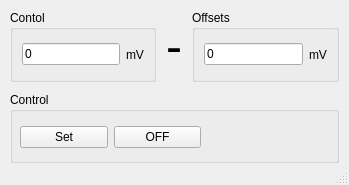
Old version of the form ui/main_ui.ui in the repository Mcublog/B3603ControlQt.
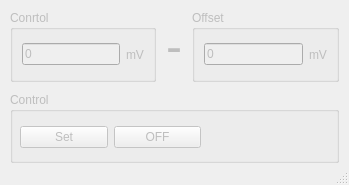
New version of the form. Icons and pictures are not drawn.

Commit message: Connection menu added; Connection port get from menuBar ControlB3603 __init__ method modified; UI misprint fixed;

```diff
--- a/ui/main_ui.ui
+++ b/ui/main_ui.ui
@@ -18,6 +18,9 @@
     <normaloff>:/img/flash.png</normaloff>:/img/flash.png</iconset>
   </property>
   <widget class="QWidget" name="centralwidget">
+   <property name="enabled">
+    <bool>false</bool>
+   </property>
    <layout class="QVBoxLayout" name="verticalLayout">
     <property name="spacing">
      <number>10</number>
@@ -51,7 +54,7 @@
       <item>
        <widget class="QGroupBox" name="gbControl">
         <property name="title">
-         <string>Contol</string>
+         <string>Conrtol</string>
         </property>
         <layout class="QHBoxLayout" name="horizontalLayout_4">
          <item>
@@ -101,7 +104,7 @@
          </sizepolicy>
         </property>
         <property name="title">
-         <string>Offsets</string>
+         <string>Offset</string>
         </property>
         <layout class="QHBoxLayout" name="horizontalLayout_3">
          <item>
```
Left out of the diff: 10 changed lines with no effect on the pictures. The commit also changes 2 other files.
